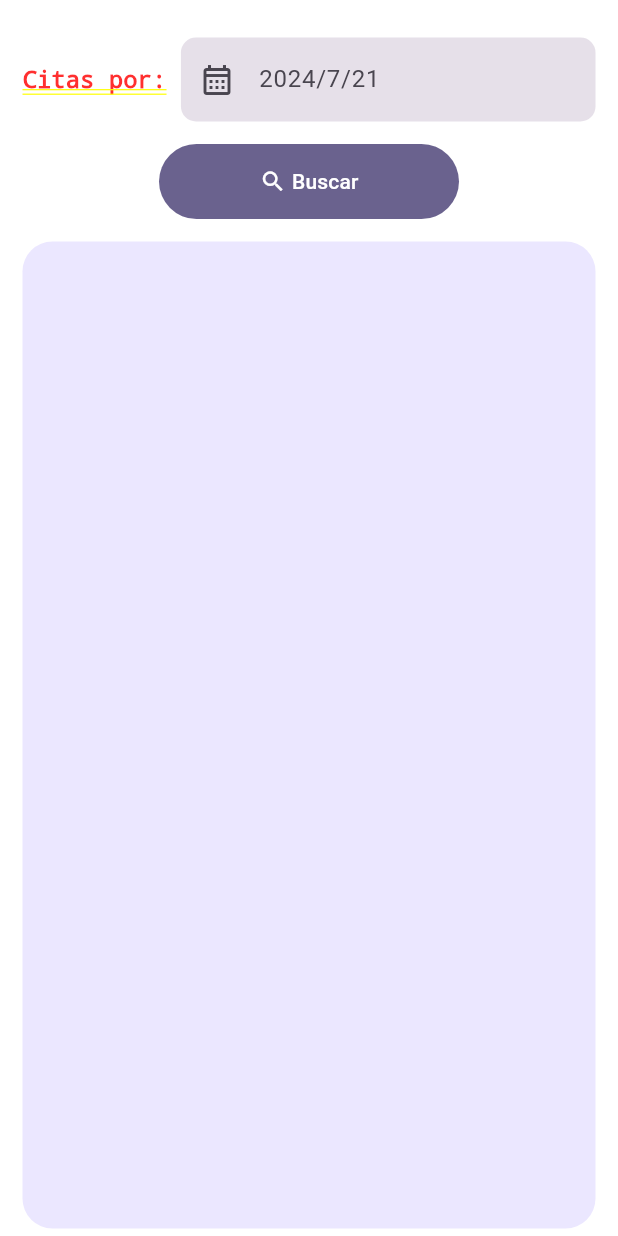
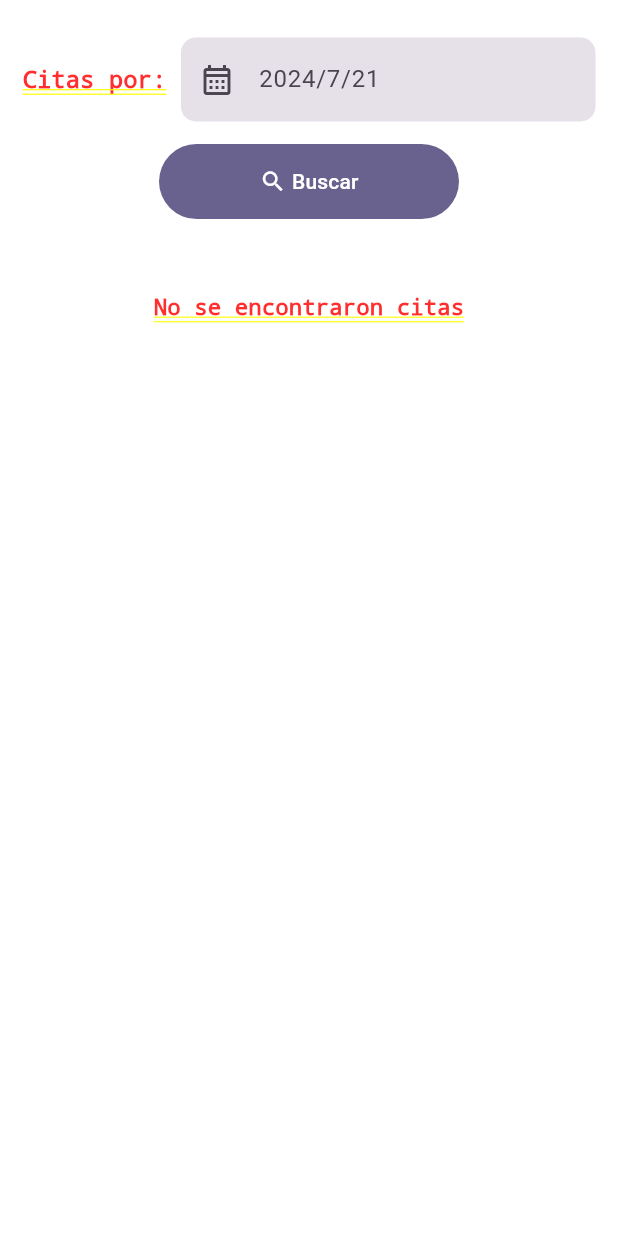
Before and after one commit to diegobermudez03/barberia_app, a Flutter app: the SeekAppointmentScreen screen opened by its route, on a phone screen of 412 x 824 dp. Run offline on Flutter 3.47's test engine with Material 3 defaults, Android fonts, the phone set to English and light mode, and no system bars.

Commit message:
Appointments table created

```diff
--- a/lib/views/seek_appt_screen.dart
+++ b/lib/views/seek_appt_screen.dart
@@ -84,14 +84,32 @@ class _SeekAppointmentScreenState extends State<SeekAppointmentScreen> {
               )
           ),
           const SizedBox(height: 10,),
+          (appts.length > 0 ? Expanded(
+            child: Column(
+              children: [
+                  Container(
+                    decoration: BoxDecoration(
+                      color: Color.fromARGB(226, 49, 39, 87),
+                      borderRadius: BorderRadius.circular(10)
+                    ),
+                    margin: const EdgeInsets.only(left: 15, right: 15, top: 10, bottom: 0),
+                    padding: const EdgeInsets.all(10),
+                    child: Row(
+                      mainAxisAlignment: MainAxisAlignment.spaceBetween,
+                      children: [
+                        Text("  Cedula", style: TextStyle(color: Colors.white),),
+                        Text("Nombre completo", style: TextStyle(color: Colors.white),),
+                        Text("Hora  ", style: TextStyle(color: Colors.white),)
+                      ],
+                    ),
+                  ),
                   Expanded(
-           // height: 400,
                     child: Container(
-              margin: const EdgeInsets.symmetric(horizontal: 15, vertical: 5),
+                      margin: const EdgeInsets.only(left: 15, right:15, bottom: 5,),
                       padding: const EdgeInsets.all(10),
                       decoration: BoxDecoration(
                         color: Color.fromARGB(172, 225, 219, 255),
-                borderRadius: BorderRadius.circular(20),
+                        borderRadius: BorderRadius.circular(15),
                       ),
                       child: ListView.builder(
                         itemCount: appts.length,
@@ -103,6 +121,16 @@ class _SeekAppointmentScreenState extends State<SeekAppointmentScreen> {
                   )
               ],
             ),
+          ):
+          (
+            Container(
+              margin: EdgeInsets.all(40),
+              child: Text("No se encontraron citas", style: TextStyle(fontSize: 15),),
+            )
+          )
+          )
+        ],
+      ),
     );
   }
 }
```
Also changed, not shown: lib/views/widgets/appointment_widget.dart (+6 -5 lines). Lines whose indentation alone changed are shown as unchanged.
